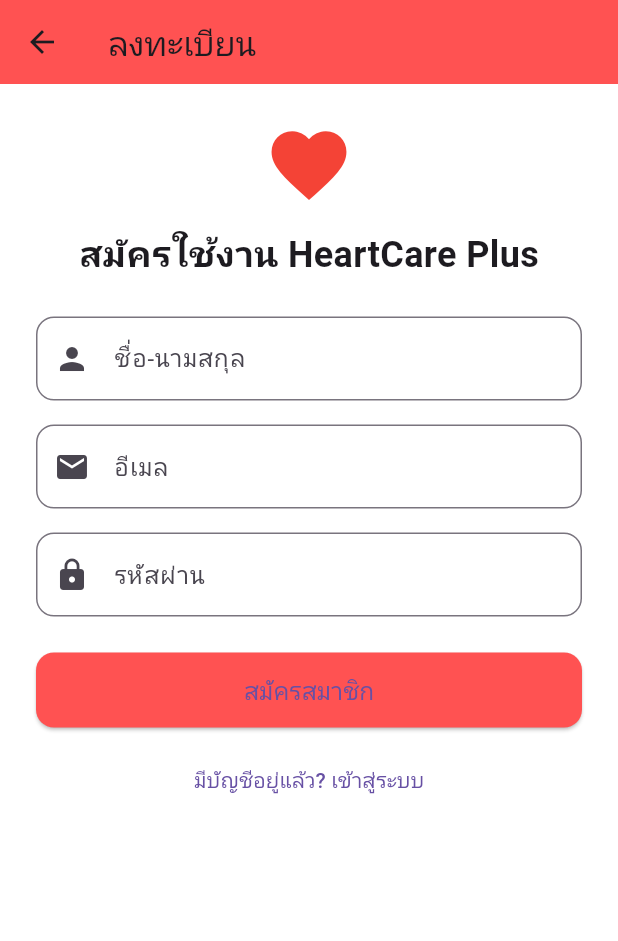
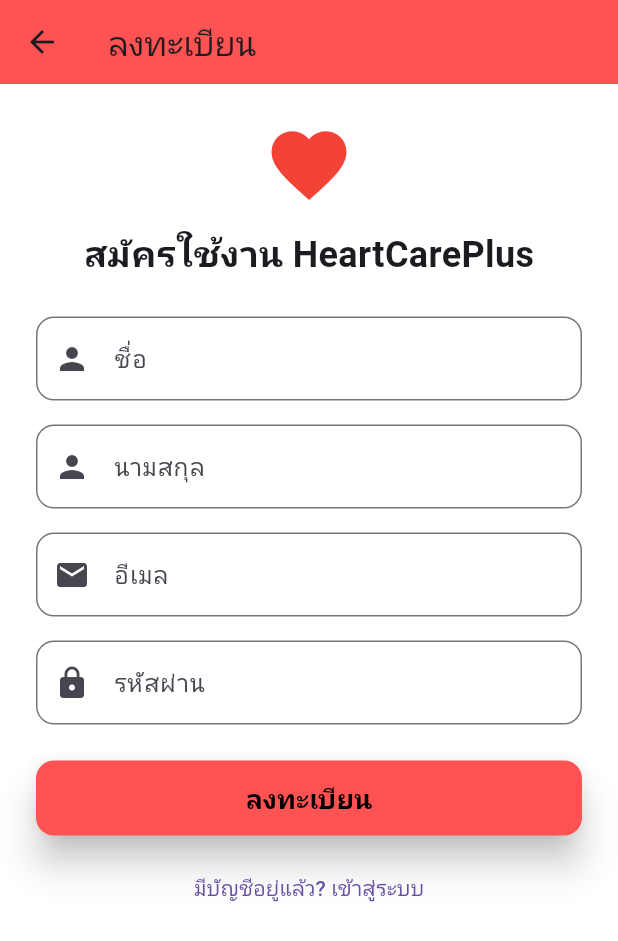
Before and after one commit to Tanonchai67/HeartCarePlus_Flutter, a Flutter app: the screen it shows after launch, after a tap on "ลงทะเบียน", on a phone screen of 412 x 824 dp. Shown: the top 941 px of the screen. Run offline on Flutter 3.47's test engine with Material 3 defaults, Android fonts, the light colour scheme and no system bars; our stand-ins replace auto_size_text, table_calendar.

Commit message:
Edit_UI_Login

```diff
--- /dev/null
+++ b/lib/login/home_login.dart
@@ -0,0 +1,138 @@
+import 'package:flutter/material.dart';
+import 'package:heartcare_plus/login/login.dart';
+import 'package:heartcare_plus/login/register.dart';
+
+class HomeLogin extends StatelessWidget {
+  const HomeLogin({super.key});
+
+  @override
+  Widget build(BuildContext context) {
+    return Scaffold(
+      backgroundColor: Colors.white,
+      body: SafeArea(
+        child: Center(
+          child: Padding(
+            padding: const EdgeInsets.symmetric(horizontal: 24.0),
+            child: Column(
+              mainAxisAlignment: MainAxisAlignment.center,
+              children: [
+                // โลโก้หัวใจ
+                const Icon(Icons.favorite, color: Colors.red, size: 60),
+
+                const SizedBox(height: 16),
+
+                // ชื่อแอป
+                const Text(
+                  'HeartCare\nPlus',
+                  textAlign: TextAlign.center,
+                  style: TextStyle(
+                    fontSize: 32,
+                    fontWeight: FontWeight.bold,
+                    color: Colors.black87,
+                    height: 1.2,
+                  ),
+                ),
+
+                const SizedBox(height: 16),
+
+                // ภาพหมอ (แทนด้วย Icon หรือภาพ Asset)
+                Image.asset(
+                  'assets/Doctor.png', // เปลี่ยน path ตามรูปที่คุณมี
+                  height: 160,
+                ),
+
+                const SizedBox(height: 24),
+
+                const Text(
+                  'ยินดีต้อนรับ',
+                  style: TextStyle(fontSize: 20, fontWeight: FontWeight.bold),
+                ),
+                const SizedBox(height: 8),
+                Text(
+                  'กรุณาลงทะเบียนหรือเข้าสู่ระบบก่อนใช้งาน',
+                  style: TextStyle(fontSize: 14, color: Colors.grey[700]),
+                ),
+
+                const SizedBox(height: 24),
+
+                // ปุ่มลงทะเบียน
+                ElevatedButton(
+                  onPressed: () {
+                    Navigator.push(
+                      context,
+                      MaterialPageRoute(builder: (context) => Registorpage()),
+                    );
+                  },
+                  style: ElevatedButton.styleFrom(
+                    backgroundColor: Colors.blueGrey,
+                    minimumSize: const Size(double.infinity, 48),
+                    shape: RoundedRectangleBorder(
+                        borderRadius: BorderRadius.circular(18)),
+                    elevation: 10,
+                    shadowColor: Colors.black,
+                  ),
+                  child: const Text(
+                    'ลงทะเบียน',
+                    style: TextStyle(
+                      fontSize: 18,
+                      fontWeight: FontWeight.bold,
+                      color: Colors.white,
+                    ),
+                  ),
+                ),
+
+                const SizedBox(height: 12),
+
+                Text('หรือ', style: TextStyle(color: Colors.grey[600])),
+
+                const SizedBox(height: 12),
+
+                // ปุ่มเข้าสู่ระบบ
+                OutlinedButton(
+                    onPressed: () {
+                      Navigator.push(
+                        context,
+                        MaterialPageRoute(
+                            builder: (context) => const Loginpage()),
+                      );
+                    },
+                    style: ElevatedButton.styleFrom(
+                      backgroundColor: Colors.grey[100],
+                      minimumSize: const Size(double.infinity, 48),
+                      shape: RoundedRectangleBorder(
+                          borderRadius: BorderRadius.circular(18)),
+                      elevation: 6,
+                      shadowColor: Colors.black,
+                    ),
+                    child: const Text(
+                      'เข้าสู่ระบบ',
+                      style: TextStyle(
+                        fontSize: 18,
+                        fontWeight: FontWeight.bold,
+                        color: Colors.black,
+                      ),
+                    )),
+
+                const SizedBox(height: 24),
+
+                GestureDetector(
+                  onTap: () {
+                    // นำทางไปหน้าติดต่อเรา
+                  },
+                  child: const Text(
+                    'หากพบปัญหาในการเข้าสู่ระบบโปรด ติดต่อเรา',
+                    style: TextStyle(
+                      decoration: TextDecoration.underline,
+                      color: Colors.blueAccent,
+                      fontSize: 14,
+                    ),
+                  ),
+                ),
+              ],
+            ),
+          ),
+        ),
+      ),
+    );
+  }
+}
--- a/lib/pages/login/login.dart
+++ b/lib/login/login.dart
@@ -1,5 +1,6 @@
 import 'package:flutter/material.dart';
 import 'package:heartcare_plus/home.dart';
+
 import 'forget_pass.dart';
 
 class Loginpage extends StatefulWidget {
@@ -104,9 +105,17 @@
                   shape: RoundedRectangleBorder(
                     borderRadius: BorderRadius.circular(12),
                   ),
+                  elevation: 10,
+                  shadowColor: Colors.black,
                 ),
-                child:
-                    const Text('เข้าสู่ระบบ', style: TextStyle(fontSize: 16)),
+                child: const Text(
+                  'เข้าสู่ระบบ',
+                  style: TextStyle(
+                    fontSize: 18,
+                    fontWeight: FontWeight.bold,
+                    color: Colors.black,
+                  ),
+                ),
               ),
 
               const SizedBox(height: 12),
--- a/lib/pages/login/registor.dart
+++ b/lib/login/register.dart
@@ -2,6 +2,7 @@
 
 class Registorpage extends StatelessWidget {
   final TextEditingController nameController = TextEditingController();
+  final TextEditingController lastnameController = TextEditingController();
   final TextEditingController emailController = TextEditingController();
   final TextEditingController passwordController = TextEditingController();
 
@@ -29,7 +30,7 @@
               const Icon(Icons.favorite, color: Colors.red, size: 60),
               const SizedBox(height: 12),
               const Text(
-                'สมัครใช้งาน HeartCare Plus',
+                'สมัครใช้งาน HeartCarePlus',
                 style: TextStyle(fontSize: 24, fontWeight: FontWeight.bold),
               ),
               const SizedBox(height: 24),
@@ -38,7 +39,18 @@
               TextField(
                 controller: nameController,
                 decoration: InputDecoration(
-                  labelText: 'ชื่อ-นามสกุล',
+                  labelText: 'ชื่อ',
+                  border: OutlineInputBorder(
+                      borderRadius: BorderRadius.circular(12)),
+                  prefixIcon: const Icon(Icons.person),
+                ),
+              ),
+              const SizedBox(height: 16),
+
+              TextField(
+                controller: lastnameController,
+                decoration: InputDecoration(
+                  labelText: 'นามสกุล',
                   border: OutlineInputBorder(
                       borderRadius: BorderRadius.circular(12)),
                   prefixIcon: const Icon(Icons.person),
@@ -86,9 +98,17 @@
                   shape: RoundedRectangleBorder(
                     borderRadius: BorderRadius.circular(12),
                   ),
+                  elevation: 10,
+                  shadowColor: Colors.black,
                 ),
-                child:
-                    const Text('สมัครสมาชิก', style: TextStyle(fontSize: 16)),
+                child: const Text(
+                  'ลงทะเบียน',
+                  style: TextStyle(
+                    fontSize: 18,
+                    fontWeight: FontWeight.bold,
+                    color: Colors.black,
+                  ),
+                ),
               ),
 
               const SizedBox(height: 12),
--- a/lib/main.dart
+++ b/lib/main.dart
@@ -1,138 +1,18 @@
 import 'package:flutter/material.dart';
-import 'package:heartcare_plus/pages/login/login.dart';
-import 'package:heartcare_plus/pages/login/registor.dart';
 
-void main() => runApp(const HeartCarePlusApp());
+import 'login/home_login.dart';
 
-class HeartCarePlusApp extends StatelessWidget {
-  const HeartCarePlusApp({super.key});
+void main() {
+  runApp(const MyApp());
+}
+
+class MyApp extends StatelessWidget {
+  const MyApp({super.key});
 
   @override
   Widget build(BuildContext context) {
-    return const MaterialApp(
-      title: 'HeartCare Plus',
-      home: LoginPage(),
-      debugShowCheckedModeBanner: false,
+    return MaterialApp(
+      home: const HomeLogin(),
     );
   }
 }
-
-class LoginPage extends StatelessWidget {
-  const LoginPage({super.key});
-
-  @override
-  Widget build(BuildContext context) {
-    return Scaffold(
-      backgroundColor: Colors.white,
-      body: SafeArea(
-        child: Center(
-          child: Padding(
-            padding: const EdgeInsets.symmetric(horizontal: 24.0),
-            child: Column(
-              mainAxisAlignment: MainAxisAlignment.center,
-              children: [
-                // โลโก้หัวใจ
-                const Icon(Icons.favorite, color: Colors.red, size: 60),
-
-                const SizedBox(height: 16),
-
-                // ชื่อแอป
-                const Text(
-                  'HeartCare\nPlus',
-                  textAlign: TextAlign.center,
-                  style: TextStyle(
-                    fontSize: 32,
-                    fontWeight: FontWeight.bold,
-                    color: Colors.black87,
-                    height: 1.2,
-                  ),
-                ),
-
-                const SizedBox(height: 16),
-
-                // ภาพหมอ (แทนด้วย Icon หรือภาพ Asset)
-                Image.asset(
-                  'assets/Doctor.png', // เปลี่ยน path ตามรูปที่คุณมี
-                  height: 160,
-                ),
-
-                const SizedBox(height: 24),
-
-                const Text(
-                  'เข้าสู่ระบบ',
-                  style: TextStyle(fontSize: 20, fontWeight: FontWeight.bold),
-                ),
-                const SizedBox(height: 8),
-                Text(
-                  'กรุณาลงทะเบียนใหม่หรือล็อกอินเข้าสู่ระบบก่อน',
-                  style: TextStyle(fontSize: 14, color: Colors.grey[700]),
-                ),
-
-                const SizedBox(height: 24),
-
-                // ปุ่มลงทะเบียน
-                ElevatedButton(
-                  onPressed: () {
-                    Navigator.push(
-                      context,
-                      MaterialPageRoute(builder: (context) => Registorpage()),
-                    );
-                  },
-                  style: ElevatedButton.styleFrom(
-                    backgroundColor: Colors.blueGrey,
-                    minimumSize: const Size(double.infinity, 48),
-                    shape: RoundedRectangleBorder(
-                        borderRadius: BorderRadius.circular(12)),
-                  ),
-                  child:
-                      const Text('ลงทะเบียน', style: TextStyle(fontSize: 16)),
-                ),
-
-                const SizedBox(height: 12),
-
-                Text('หรือ', style: TextStyle(color: Colors.grey[600])),
-
-                const SizedBox(height: 12),
-
-                // ปุ่มเข้าสู่ระบบ
-                OutlinedButton(
-                  onPressed: () {
-                    Navigator.push(
-                      context,
-                      MaterialPageRoute(
-                          builder: (context) => const Loginpage()),
-                    );
-                  },
-                  style: OutlinedButton.styleFrom(
-                    minimumSize: const Size(double.infinity, 48),
-                    side: const BorderSide(color: Colors.grey),
-                    shape: RoundedRectangleBorder(
-                        borderRadius: BorderRadius.circular(12)),
-                  ),
-                  child: const Text('เข้าสู่ระบบ',
-                      style: TextStyle(fontSize: 16, color: Colors.blueGrey)),
-                ),
-
-                const SizedBox(height: 24),
-
-                GestureDetector(
-                  onTap: () {
-                    // นำทางไปหน้าติดต่อเรา
-                  },
-                  child: const Text(
-                    'หากพบปัญหาในการเข้าสู่ระบบโปรด ติดต่อเรา',
-                    style: TextStyle(
-                      decoration: TextDecoration.underline,
-                      color: Colors.blueAccent,
-                      fontSize: 14,
-                    ),
-                  ),
-                ),
-              ],
-            ),
-          ),
-        ),
-      ),
-    );
-  }
-}
--- /dev/null
+++ b/lib/pages/admin.dart
@@ -0,0 +1,10 @@
+import 'package:flutter/material.dart';
+
+class Admin extends StatelessWidget {
+  const Admin({super.key});
+
+  @override
+  Widget build(BuildContext context) {
+    return const Placeholder();
+  }
+}
--- a/lib/pages/setting/setting.dart
+++ b/lib/pages/setting/setting.dart
@@ -1,5 +1,5 @@
 import 'package:flutter/material.dart';
-import 'package:heartcare_plus/main.dart';
+import 'package:heartcare_plus/login/home_login.dart';
 import 'package:heartcare_plus/pages/setting/profile.dart';
 
 class SettingsPage extends StatelessWidget {
@@ -75,7 +75,7 @@
                 onPressed: () {
                   Navigator.pushReplacement(
                     context,
-                    MaterialPageRoute(builder: (context) => const HeartCarePlusApp()),
+                    MaterialPageRoute(builder: (context) => const HomeLogin()),
                   );
                 },
                 style: ElevatedButton.styleFrom(
--- a/pubspec.yaml
+++ b/pubspec.yaml
@@ -1,5 +1,5 @@
 name: heartcare_plus
-description: "A new Flutter project."
+description: "heartcare_plus"
 
 publish_to: 'none'
 
```
Also changed, not shown: lib/login/forget_pass.dart (renamed from lib/pages/login/forget_pass.dart), 1 other file.
